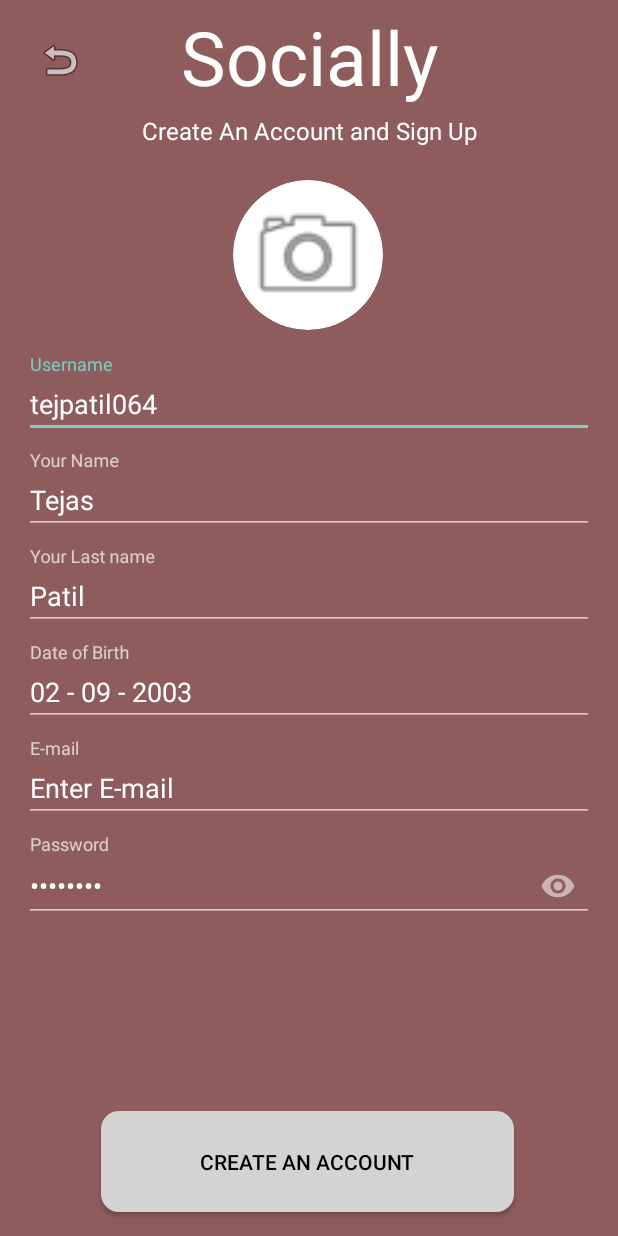
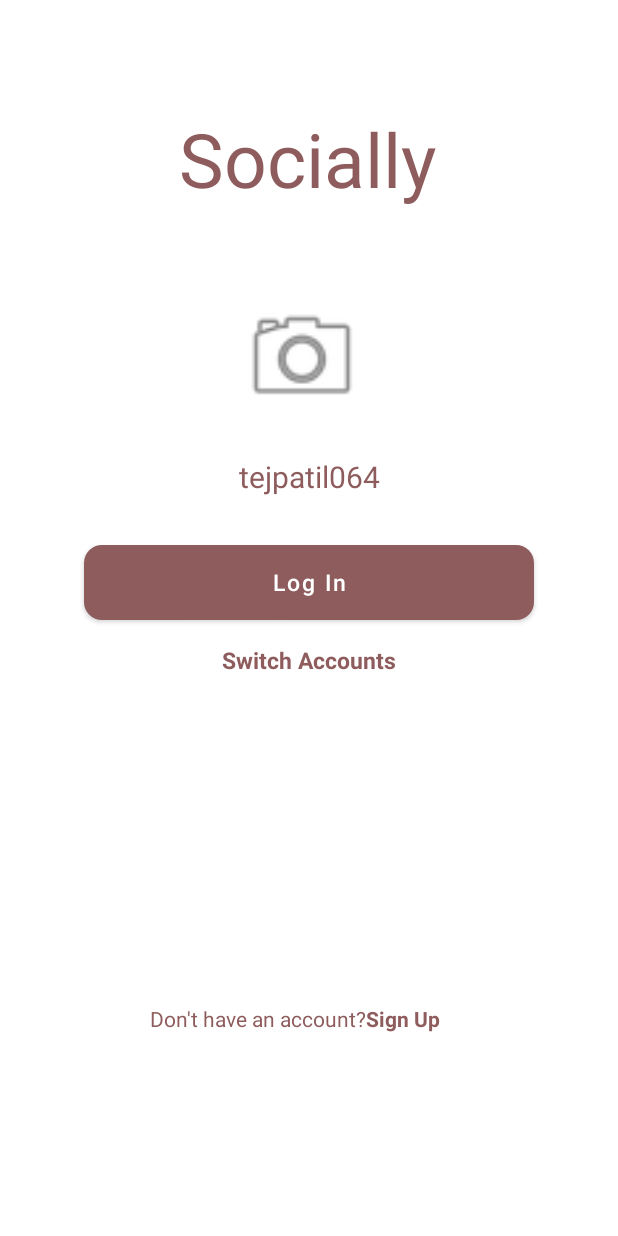
Before and after one commit to catgoingtohell/sociallyClone, an Android app: the screen it shows after launch (SignupActivity before the commit, LoginActivity after it), on a phone screen of 412 x 824 dp. Run offline under Robolectric (Android 15) with nearby library versions, the phone set to English and light mode, and no system bars.

Commit message:
remember login layout made

```diff
--- a/app/src/main/AndroidManifest.xml
+++ b/app/src/main/AndroidManifest.xml
@@ -12,9 +12,12 @@
         android:supportsRtl="true"
         android:theme="@style/Theme.SociallyClone">
         <activity
+            android:name=".LoginActivity"
+            android:exported="false" />
+        <activity
             android:name=".SignupActivity"
             android:exported="false"
-            android:theme="@style/Theme.AppCompat.NoActionBar"/>
+            android:theme="@style/Theme.AppCompat.NoActionBar" />
         <activity
             android:name=".SplashActivity"
             android:exported="true"
@@ -27,7 +30,7 @@
         </activity>
         <activity
             android:name=".MainActivity"
-            android:exported="true"></activity>
+            android:exported="true" />
     </application>
 
 </manifest>
--- /dev/null
+++ b/app/src/main/java/com/example/sociallyclone/LoginActivity.kt
@@ -0,0 +1,12 @@
+package com.example.sociallyclone
+
+import android.os.Bundle
+import androidx.appcompat.app.AppCompatActivity
+
+class LoginActivity : AppCompatActivity() {
+    override fun onCreate(savedInstanceState: Bundle?) {
+        super.onCreate(savedInstanceState)
+        setContentView(R.layout.activity_login)
+        supportActionBar?.hide() // Hide the action bar
+    }
+}
--- a/app/src/main/java/com/example/sociallyclone/SplashActivity.kt
+++ b/app/src/main/java/com/example/sociallyclone/SplashActivity.kt
@@ -1,20 +1,19 @@
 package com.example.sociallyclone
 
-import android.content.Intent
 import android.os.Bundle
 import android.os.Handler
 import android.os.Looper
 import androidx.appcompat.app.AppCompatActivity
-
+import android.content.Intent
 
 class SplashActivity : AppCompatActivity() {
     override fun onCreate(savedInstanceState: Bundle?) {
         super.onCreate(savedInstanceState)
         setContentView(R.layout.activity_splash)
+        supportActionBar?.hide()
 
-        // Delay for 2 seconds (adjust as needed)
         Handler(Looper.getMainLooper()).postDelayed({
-            val intent = Intent(this, SignupActivity::class.java)
+            val intent = Intent(this, LoginActivity::class.java)
             startActivity(intent)
             finish()
         }, 2000)
--- a/app/src/main/res/drawable/rounded_button_background.xml
+++ b/app/src/main/res/drawable/rounded_button_background.xml
@@ -1,6 +1,6 @@
 <?xml version="1.0" encoding="utf-8"?>
 <shape xmlns:android="http://schemas.android.com/apk/res/android"
     android:shape="rectangle">
-    <solid android:color="#D3D3D3" /> <!-- Light gray color matching your button -->
-    <corners android:radius="12dp" /> <!-- Adjust radius for roundness (e.g., 12dp for subtle rounding) -->
+    <solid android:color="#8E5C5C" />
+    <corners android:radius="12dp" />
 </shape>
--- /dev/null
+++ b/app/src/main/res/layout/activity_login.xml
@@ -0,0 +1,114 @@
+<?xml version="1.0" encoding="utf-8"?>
+<androidx.constraintlayout.widget.ConstraintLayout
+    xmlns:android="http://schemas.android.com/apk/res/android"
+    xmlns:app="http://schemas.android.com/apk/res-auto"
+    xmlns:tools="http://schemas.android.com/tools"
+    android:layout_width="match_parent"
+    android:layout_height="match_parent"
+    android:background="#FFFFFF"
+    tools:context=".LoginActivity">
+
+    <TextView
+        android:layout_width="wrap_content"
+        android:layout_height="wrap_content"
+        android:layout_marginTop="72dp"
+        android:fontFamily="sans-serif-thin"
+        android:gravity="center"
+        android:text="Socially"
+        android:textColor="#8E5C5C"
+        android:textSize="50sp"
+        android:textStyle="bold"
+        app:layout_constraintEnd_toEndOf="parent"
+        app:layout_constraintHorizontal_bias="0.497"
+        app:layout_constraintStart_toStartOf="parent"
+        app:layout_constraintTop_toTopOf="parent" />
+
+    <ImageView
+        android:id="@+id/profileImage"
+        android:layout_width="100dp"
+        android:layout_height="100dp"
+        android:layout_marginTop="188dp"
+        android:background="@drawable/circle_background"
+        android:clipToOutline="true"
+        android:contentDescription="Profile Image"
+        android:padding="8dp"
+        android:scaleType="centerCrop"
+        android:src="@android:drawable/ic_menu_camera"
+        app:layout_constraintEnd_toEndOf="parent"
+        app:layout_constraintHorizontal_bias="0.485"
+        app:layout_constraintStart_toStartOf="parent"
+        app:layout_constraintTop_toTopOf="parent" />
+
+    <TextView
+        android:id="@+id/usernameText"
+        android:layout_width="wrap_content"
+        android:layout_height="wrap_content"
+        android:layout_marginTop="16dp"
+        android:gravity="center"
+        android:text="tejpatil064"
+        android:textColor="#8E5C5C"
+        android:textSize="20sp"
+        app:layout_constraintEnd_toEndOf="parent"
+        app:layout_constraintStart_toStartOf="parent"
+        app:layout_constraintTop_toBottomOf="@id/profileImage" />
+
+    <com.google.android.material.button.MaterialButton
+        android:id="@+id/loginButton"
+        android:layout_width="300dp"
+        android:layout_height="50sp"
+        android:layout_marginStart="16dp"
+        android:layout_marginTop="32dp"
+        android:layout_marginEnd="16dp"
+        android:layout_marginBottom="16dp"
+        android:background="@drawable/rounded_button_background"
+        android:padding="0dp"
+        android:text="Log In"
+        android:textAllCaps="false"
+        android:textSize="15sp"
+        app:backgroundTint="#8E5C5C"
+        app:cornerRadius="12dp"
+        app:layout_constraintBottom_toTopOf="@+id/switchAccount"
+        app:layout_constraintEnd_toEndOf="parent"
+        app:layout_constraintStart_toStartOf="parent"
+        app:layout_constraintTop_toBottomOf="@+id/usernameText" />
+
+    <TextView
+        android:id="@+id/switchAccount"
+        android:layout_width="wrap_content"
+        android:layout_height="wrap_content"
+        android:layout_marginTop="16dp"
+        android:gravity="center"
+        android:text="Switch Accounts"
+        android:textColor="#8E5C5C"
+        android:textSize="15sp"
+        android:textStyle="bold"
+        app:layout_constraintEnd_toEndOf="parent"
+        app:layout_constraintStart_toStartOf="parent"
+        app:layout_constraintTop_toBottomOf="@id/loginButton" />
+
+    <TextView
+        android:id="@+id/textView"
+        android:layout_width="wrap_content"
+        android:layout_height="wrap_content"
+        android:layout_marginStart="100dp"
+        android:layout_marginTop="256dp"
+        android:text="Don't have an account?"
+        android:textColor="#8E5C5C"
+        app:layout_constraintEnd_toStartOf="@+id/textView2"
+        app:layout_constraintStart_toStartOf="parent"
+        app:layout_constraintTop_toBottomOf="@+id/loginButton" />
+
+    <TextView
+        android:id="@+id/textView2"
+        android:layout_width="wrap_content"
+        android:layout_height="wrap_content"
+        android:layout_marginTop="256dp"
+        android:layout_marginEnd="119dp"
+        android:text="Sign Up"
+        android:textColor="#8E5C5C"
+        android:textStyle="bold"
+        app:layout_constraintEnd_toEndOf="parent"
+        app:layout_constraintStart_toEndOf="@+id/textView"
+        app:layout_constraintTop_toBottomOf="@+id/loginButton" />
+
+</androidx.constraintlayout.widget.ConstraintLayout>
--- a/app/src/main/res/layout/activity_signup.xml
+++ b/app/src/main/res/layout/activity_signup.xml
@@ -171,7 +171,7 @@
         android:paddingEnd="24dp"
         android:paddingBottom="8dp"
         android:text="Create an Account"
-        android:textColor="#000000"
+        android:textColor="#FFFFFF"
         app:layout_constraintBottom_toBottomOf="parent"
         app:layout_constraintEnd_toEndOf="parent"
         app:layout_constraintHorizontal_bias="0.494"
--- a/app/src/main/res/values/themes.xml
+++ b/app/src/main/res/values/themes.xml
@@ -13,4 +13,9 @@
         <item name="android:statusBarColor">?attr/colorPrimaryVariant</item>
         <!-- Customize your theme here. -->
     </style>
+    <style name="CustomButton" parent="Widget.MaterialComponents.Button">
+        <item name="android:background">@drawable/rounded_button_background</item>
+        <item name="android:textColor">#FFFFFF</item>
+        <item name="cornerRadius">12dp</item>
+    </style>
 </resources>
```
